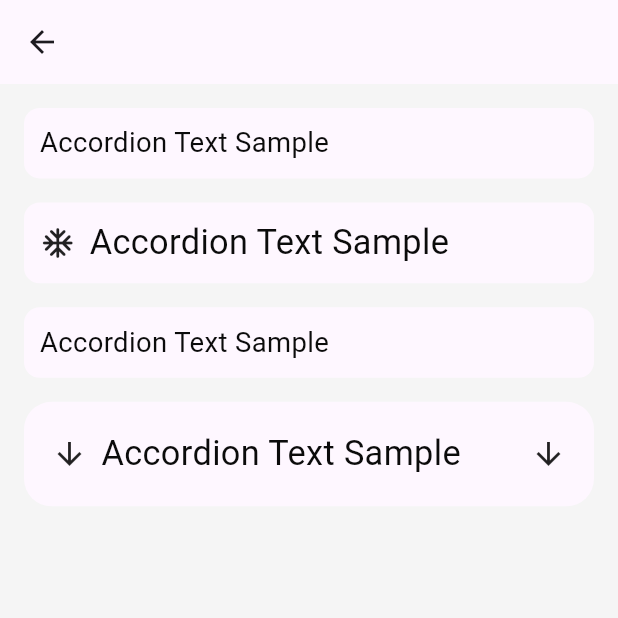
After one commit to teamflutter/nova-design-system-flutter, a Flutter app: the screen it shows after launch, after a tap on "Accordion", on a phone screen of 412 x 824 dp, the top half of it. The commit adds this screen. Run offline on Flutter 3.47's test engine with Material 3 defaults, Android fonts, the phone set to English and light mode, and no system bars; our stand-ins replace flutter_screenutil; Roboto replaces fonts that are missing (DM-Sans).

Commit message:
feat:accordion component added

```diff
--- a/example/lib/main.dart
+++ b/example/lib/main.dart
@@ -1,5 +1,6 @@
 import 'package:flutter/material.dart';
 import 'package:nova_design_system_flutter/theme/ResponsiveWrapper.dart';
+import 'package:nova_design_system_flutter_example/samples/AccordionSamples.dart';
 import 'package:nova_design_system_flutter_example/samples/AvatarSamples.dart';
 
 void main() {
@@ -29,8 +30,8 @@ class _MyAppState extends State<MyApp> {
           body: Builder(
             builder: (BuildContext context) {
               return SingleChildScrollView(
+                padding: EdgeInsets.all(16),
                 child: Column(
-                  mainAxisAlignment: MainAxisAlignment.spaceAround,
                   crossAxisAlignment: CrossAxisAlignment.center,
                   children: [
                     FilledButton(
@@ -40,7 +41,16 @@ class _MyAppState extends State<MyApp> {
                               MaterialPageRoute(
                                   builder: (context) => const AvatarSamples()));
                         },
-                        child: const Text("Avatar"))
+                        child: const Text("Avatar")),
+                    SizedBox(height: 8,),
+                    FilledButton(
+                        onPressed: () {
+                          Navigator.push(
+                              context,
+                              MaterialPageRoute(
+                                  builder: (context) => const AccordionSamples()));
+                        },
+                        child: const Text("Accordion"))
                   ],
                 ),
               );
--- /dev/null
+++ b/example/lib/samples/AccordionSamples.dart
@@ -0,0 +1,70 @@
+import 'package:flutter/material.dart';
+import 'package:nova_design_system_flutter/components/NAccordion.dart';
+
+class AccordionSamples extends StatelessWidget {
+  const AccordionSamples({super.key});
+
+  @override
+  Widget build(BuildContext context) {
+    return Scaffold(
+      appBar: AppBar(),
+      backgroundColor: const Color(0xFFF5F5F5),
+      body: SingleChildScrollView(
+        padding: const EdgeInsets.all(16),
+        child: Column(
+          crossAxisAlignment: CrossAxisAlignment.center,
+          children: [
+            NAccordion(
+              header: 'Accordion Text Sample',
+              hiddenContent: Container(
+                height: 50,
+                color: Colors.orange,
+              ),
+              style: const AccordionStyle(),
+            ),
+            const SizedBox(
+              height: 16,
+            ),
+            NAccordion(
+              header: 'Accordion Text Sample',
+              hiddenContent: Container(
+                height: 50,
+                color: Colors.orange,
+              ),
+              style: const AccordionStyle(
+                  prefixIcon: Icon(Icons.ac_unit_rounded),
+                  textStyle: AccordionTextStyle.xl),
+            ),
+            const SizedBox(
+              height: 16,
+            ),
+            NAccordion(
+              header: 'Accordion Text Sample',
+              hiddenContent: Container(
+                height: 50,
+                color: Colors.orange,
+              ),
+              style: const AccordionStyle(),
+            ),
+            const SizedBox(
+              height: 16,
+            ),
+            NAccordion(
+              header: 'Accordion Text Sample',
+              hiddenContent: Container(
+                height: 50,
+                color: Colors.orange,
+              ),
+              style: const AccordionStyle(
+                  verticalPadding: 16,
+                  horizontalPadding: 16,
+                  textStyle: AccordionTextStyle.xl,
+                  rightExpandIcon: Icon(Icons.arrow_downward),
+                  borderRadius: 16,prefixIcon: Icon(Icons.arrow_downward)),
+            ),
+          ],
+        ),
+      ),
+    );
+  }
+}
--- /dev/null
+++ b/lib/components/NAccordion.dart
@@ -0,0 +1,161 @@
+import 'package:flutter/material.dart';
+
+import '../theme/AppTypography.dart';
+import '../theme/ResponsiveUtil.dart';
+
+enum AccordionTextStyle {
+  xs,
+  md,
+  lg,
+  xl,
+}
+
+class AccordionStyle {
+  final Color? bgColor; // Background color
+  final bool showDividerOnExpand; // Whether to show a divider when expanded
+  final Widget? rightExpandIcon; // Optional expand/collapse icon
+  final double? horizontalPadding; // Horizontal padding
+  final double? verticalPadding; // Vertical padding
+  final Widget? prefixIcon; // Optional prefix icon
+  final AccordionTextStyle textStyle; // Text style size
+  final double? borderRadius; // Border radius
+
+  const AccordionStyle({
+    this.bgColor,
+    this.showDividerOnExpand = true,
+    this.rightExpandIcon,
+    this.horizontalPadding,
+    this.verticalPadding,
+    this.prefixIcon,
+    this.textStyle = AccordionTextStyle.md,
+    this.borderRadius,
+  });
+}
+
+class NAccordion extends StatefulWidget {
+  final AccordionStyle style;
+  final String header;
+  final TextStyle? optionalTextStyle; // Override text style
+  final Widget hiddenContent;
+
+  const NAccordion({
+    required this.style,
+    required this.header,
+    this.optionalTextStyle,
+    required this.hiddenContent,
+    super.key,
+  });
+
+  @override
+  State<NAccordion> createState() => _NAccordionState();
+}
+
+class _NAccordionState extends State<NAccordion>
+    with SingleTickerProviderStateMixin {
+  bool isExpanded = false;
+  late AnimationController _animationController;
+
+  @override
+  void initState() {
+    super.initState();
+    _animationController = AnimationController(
+      duration: const Duration(milliseconds: 300),
+      vsync: this,
+    );
+  }
+
+  @override
+  void dispose() {
+    _animationController.dispose();
+    super.dispose();
+  }
+
+  void _toggleExpansion() {
+    setState(() {
+      isExpanded = !isExpanded;
+      isExpanded
+          ? _animationController.forward()
+          : _animationController.reverse();
+    });
+  }
+
+  TextStyle _getTextStyle(BuildContext context) {
+    final uiStyle = AppTypography.uiStyle(context);
+    final textStyle = widget.optionalTextStyle ??
+        ({
+          AccordionTextStyle.xs: uiStyle.xs,
+          AccordionTextStyle.md: uiStyle.md,
+          AccordionTextStyle.lg: uiStyle.lg,
+          AccordionTextStyle.xl: uiStyle.xl,
+        })[widget.style.textStyle]!;
+
+    return textStyle;
+  }
+
+  @override
+  Widget build(BuildContext context) {
+    final style = widget.style;
+    final textStyle = _getTextStyle(context);
+
+    final hPadding = widget.style.horizontalPadding ?? ResponsiveUtils.width(8);
+    final vPadding =  widget.style.verticalPadding ?? ResponsiveUtils.width(8);
+    final circularRadius =  widget.style.borderRadius ?? ResponsiveUtils.radius(8);
+    return Container(
+      decoration: BoxDecoration(
+        color: style.bgColor ?? Theme.of(context).cardColor,
+        borderRadius: BorderRadius.circular(ResponsiveUtils.radius(circularRadius)),
+      ),
+      child: Column(
+        children: [
+          GestureDetector(
+            onTap: _toggleExpansion,
+            child: Padding(
+              padding: EdgeInsets.symmetric(
+                horizontal: ResponsiveUtils.width(hPadding),
+                vertical: ResponsiveUtils.height(vPadding),
+              ),
+              child: Row(
+                children: [
+                  if (style.prefixIcon != null)
+                    Padding(
+                      padding: EdgeInsets.only(right: ResponsiveUtils.width(8)),
+                      child: style.prefixIcon!,
+                    ),
+                  Expanded(
+                    child: Text(
+                      widget.header,
+                      style: textStyle,
+                    ),
+                  ),
+                  if (style.rightExpandIcon != null)
+                    RotationTransition(
+                      turns: Tween<double>(begin: 0.0, end: 0.5)
+                          .animate(_animationController),
+                      child: style.rightExpandIcon,
+                    ),
+                ],
+              ),
+            ),
+          ),
+          if (isExpanded && style.showDividerOnExpand)
+            Divider(
+              color: Colors.grey[300],
+              height: ResponsiveUtils.height(1),
+            ),
+          AnimatedSize(
+            duration: const Duration(milliseconds: 300),
+            child: isExpanded
+                ? Padding(
+              padding: EdgeInsets.symmetric(
+                horizontal: ResponsiveUtils.width(hPadding),
+                vertical: ResponsiveUtils.height(vPadding),
+              ),
+              child: widget.hiddenContent,
+            )
+                : const SizedBox.shrink(),
+          ),
+        ],
+      ),
+    );
+  }
+}
```
